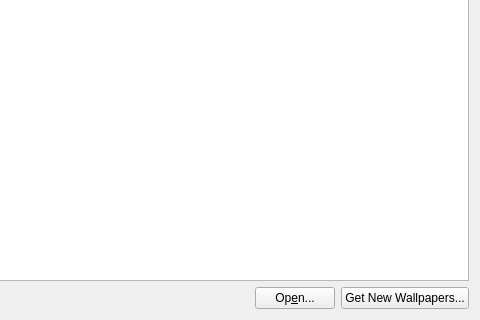
Before: the Qt Designer form kdeplasma-addons/wallpapers/virus/virusconfig.ui in fluxer/kde-extraapps, drawn with Qt 5; both pictures show x 112 to 592 and y 181 to 501 of the 592 by 501 pixel window.
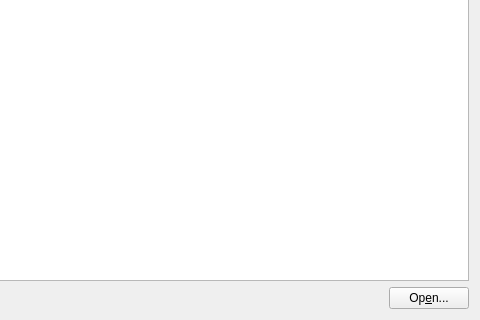
After: the same form once the commit is applied. Custom widgets are drawn as their Qt base class.

Commit message: kdeplasma-addons: correct path existence check in virus wallpaper

```diff
--- a/kdeplasma-addons/wallpapers/virus/virusconfig.ui
+++ b/kdeplasma-addons/wallpapers/virus/virusconfig.ui
@@ -193,16 +193,6 @@
        </property>
       </widget>
      </item>
-     <item>
-      <widget class="QPushButton" name="m_newStuff">
-       <property name="toolTip">
-        <string>Download new wallpapers</string>
-       </property>
-       <property name="text">
-        <string>Get New Wallpapers...</string>
-       </property>
-      </widget>
-     </item>
     </layout>
    </item>
   </layout>
```
The commit also changes 2 other files.
